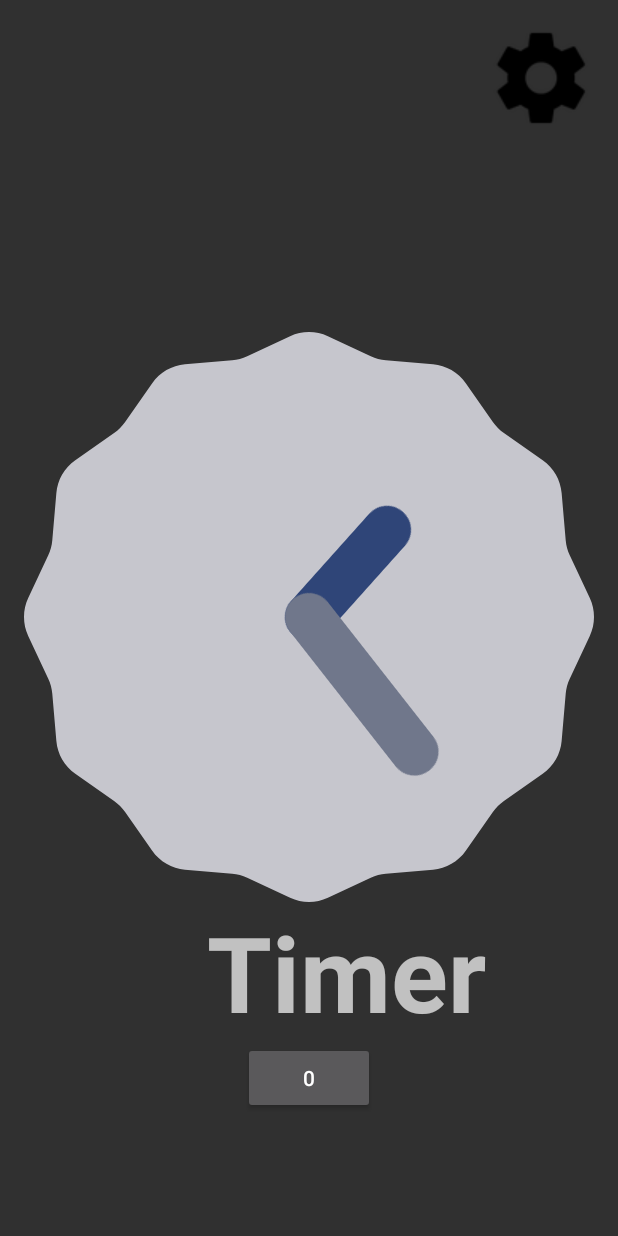
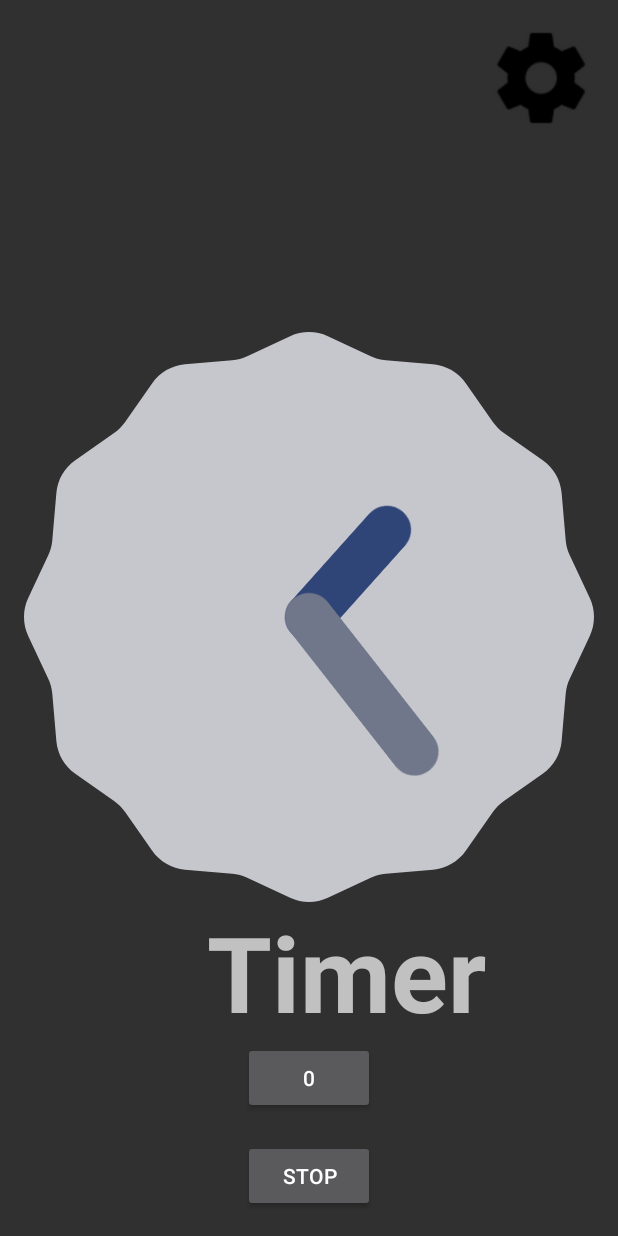
Before and after one commit to kazuooooo/NidoneAlarm, an Android app: the screen it shows after launch (AlarmHome), on a phone screen of 412 x 824 dp. Run offline under Robolectric (Android 15) with nearby library versions, the phone set to English and light mode, and no system bars.

Commit message:
add function stop alarm

```diff
--- a/MyNidoneAlarm/app/src/main/java/com/example/matsumotokazuya/mynidonealarm/AlarmBroadcastReceiver.java
+++ b/MyNidoneAlarm/app/src/main/java/com/example/matsumotokazuya/mynidonealarm/AlarmBroadcastReceiver.java
@@ -22,6 +22,7 @@ import android.net.Uri;
 
 public class AlarmBroadcastReceiver extends BroadcastReceiver {
 
+    public static  NotificationManager notificationManager;
     @Override
     public void onReceive(Context context,Intent intent){
         //効かない多分onReceive内でできることが限られている
@@ -34,7 +35,7 @@ public class AlarmBroadcastReceiver extends BroadcastReceiver {
         Uri path = Uri.parse("android.resource://com.example.matsumotokazuya.mynidonealarm/" + R.raw.se_maoudamashii_chime14);
         PendingIntent pendingIntent = PendingIntent.getActivity(context, bid, intent2, 0);
 
-        NotificationManager notificationManager = (NotificationManager)context.getSystemService(Context.NOTIFICATION_SERVICE);
+        notificationManager = (NotificationManager)context.getSystemService(Context.NOTIFICATION_SERVICE);
 
         Notification notification = new NotificationCompat.Builder(context)
                 .setSmallIcon(R.drawable.ic_launcher)
--- a/MyNidoneAlarm/app/src/main/res/layout/activity_alarm_home.xml
+++ b/MyNidoneAlarm/app/src/main/res/layout/activity_alarm_home.xml
@@ -44,4 +44,14 @@
         android:layout_above="@+id/timer"
         android:layout_centerHorizontal="true" />
 
+    <Button
+        android:layout_width="wrap_content"
+        android:layout_height="wrap_content"
+        android:text="Stop"
+        android:id="@+id/stopButton"
+        android:onClick="onPushStopButton"
+        android:layout_alignParentBottom="true"
+        android:layout_alignLeft="@+id/TestButton"
+        android:layout_alignStart="@+id/TestButton" />
+
 </RelativeLayout>
```
Also changed, not shown: MyNidoneAlarm/app/src/main/java/com/example/matsumotokazuya/mynidonealarm/AlarmHome.java (+7 -0 lines).
